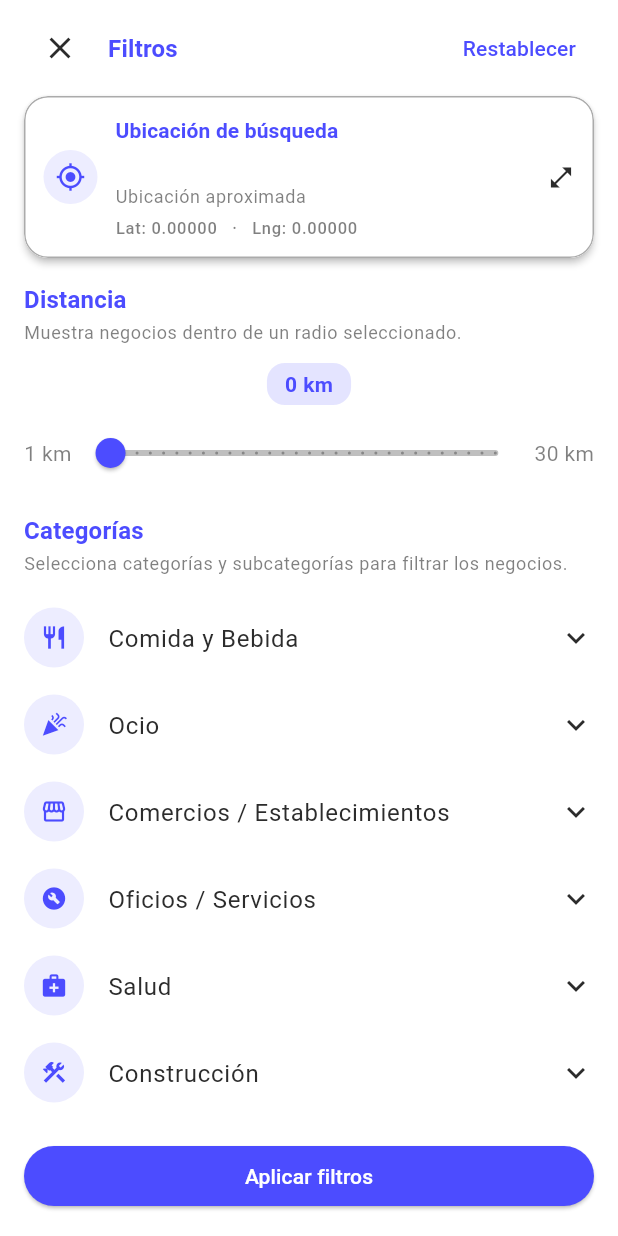
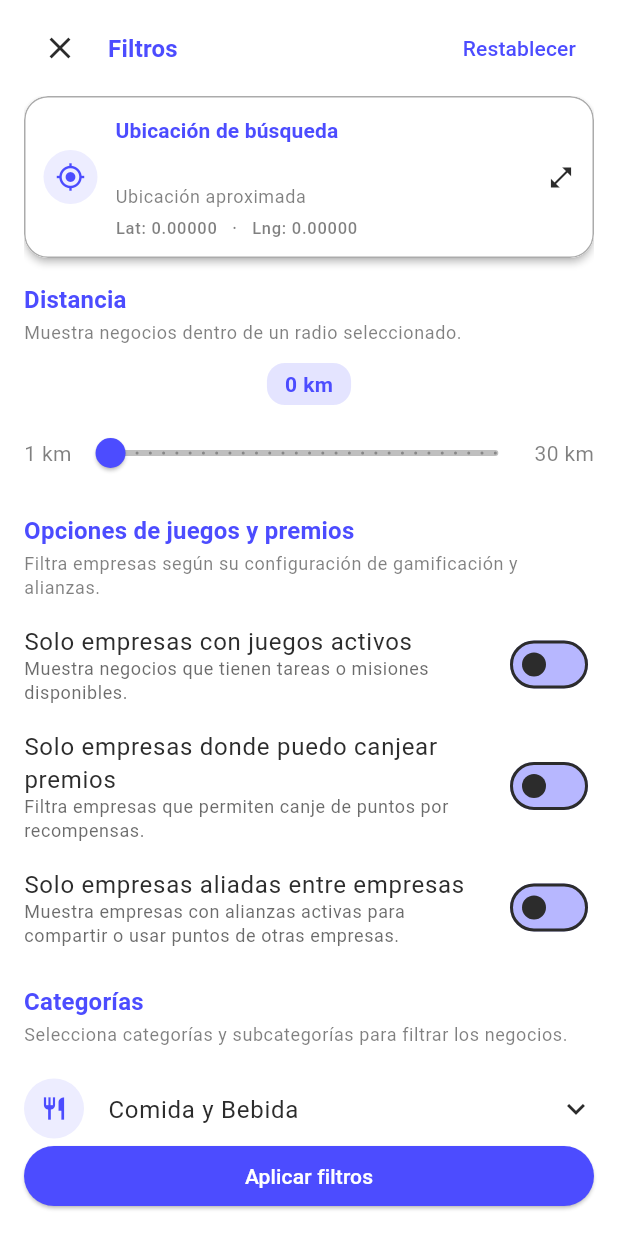
Before and after one commit to miku3ln/meetclic_app, a Flutter app: the BusinessFiltersBottomSheetOrganism widget shown alone on an empty page, opened directly with empty values, on a phone screen of 412 x 824 dp. Run offline on Flutter 3.47's test engine with Material 3 defaults, Android fonts, the light colour scheme and no system bars; our stand-ins replace app_links, dio, easy_localization, fl_chart, flutter_cache_manager, flutter_map and 11 more; missing offline and left inert: flutter_map_marker_popup, image_gallery_saver_plus, model_viewer_plus, record; accounts and stored records are empty; network calls fail; statements that could not run were skipped; project files that could hold a hidden picture were left out.

Commit message:
ready filters

```diff
--- a/lib/presentation/pages/business_map_page/state/business_filters_state.dart
+++ b/lib/presentation/pages/business_map_page/state/business_filters_state.dart
@@ -5,11 +5,18 @@ class BusinessFiltersState {
   final double radiusKm;
   final List<String> categoriesIds;
   final SearchLocationInfoModel? currentLocationInfo;
+  // 🔥 NUEVOS FILTROS
+  final bool onlyWithGamesActive;
+  final bool onlyWithRedeemableRewards;
+  final bool onlyAlliedCompanies;
   const BusinessFiltersState({
     required this.searchQuery,
     required this.radiusKm,
     required this.categoriesIds,
     required this.currentLocationInfo,
+    required this.onlyWithGamesActive,
+    required this.onlyWithRedeemableRewards,
+    required this.onlyAlliedCompanies,
   });
 
   factory BusinessFiltersState.initial() => const BusinessFiltersState(
@@ -17,6 +24,9 @@ class BusinessFiltersState {
     radiusKm: 10, // km por defecto
     categoriesIds: [],
     currentLocationInfo: null,
+    onlyWithGamesActive: false,
+    onlyWithRedeemableRewards: false,
+    onlyAlliedCompanies: false,
   );
 
   BusinessFiltersState copyWith({
@@ -24,12 +34,19 @@ class BusinessFiltersState {
     double? radiusKm,
     List<String>? categoriesIds,
     SearchLocationInfoModel? currentLocationInfo,
+    bool? onlyWithGamesActive,
+    bool? onlyWithRedeemableRewards,
+    bool? onlyAlliedCompanies,
   }) {
     return BusinessFiltersState(
       searchQuery: searchQuery ?? this.searchQuery,
       radiusKm: radiusKm ?? this.radiusKm,
       categoriesIds: categoriesIds ?? this.categoriesIds,
       currentLocationInfo: currentLocationInfo ?? this.currentLocationInfo,
+      onlyWithGamesActive: onlyWithGamesActive ?? this.onlyWithGamesActive,
+      onlyWithRedeemableRewards:
+          onlyWithRedeemableRewards ?? this.onlyWithRedeemableRewards,
+      onlyAlliedCompanies: onlyAlliedCompanies ?? this.onlyAlliedCompanies,
     );
   }
 }
--- /dev/null
+++ b/lib/presentation/pages/business_map_page/widgets/atoms/toggle_filter_tile_atom.dart
@@ -0,0 +1,80 @@
+import 'package:flutter/material.dart';
+
+/// 🎨 Configuración opcional de colores para el toggle.
+/// Si no la envías, se toma todo del Theme.
+class ToggleFilterTileColors {
+  final Color? titleColor;
+  final Color? subtitleColor;
+  final Color? activeColor;
+  final Color? activeTrackColor;
+  final Color? inactiveTrackColor;
+  final Color? tileColor;
+
+  const ToggleFilterTileColors({
+    this.titleColor,
+    this.subtitleColor,
+    this.activeColor,
+    this.activeTrackColor,
+    this.inactiveTrackColor,
+    this.tileColor,
+  });
+
+  factory ToggleFilterTileColors.fromTheme(ThemeData theme) {
+    final cs = theme.colorScheme;
+    return ToggleFilterTileColors(
+      titleColor: cs.onSurface,
+      subtitleColor: cs.onSurface.withOpacity(0.7),
+      activeColor: cs.primary,
+      activeTrackColor: cs.secondary,
+      inactiveTrackColor: cs.primary.withOpacity(0.4),
+      tileColor: Colors.transparent,
+    );
+  }
+}
+
+class ToggleFilterTileAtom extends StatelessWidget {
+  final String title;
+  final String subtitle;
+  final bool value;
+  final ValueChanged<bool> onChanged;
+
+  /// Opcional: permite personalizar colores. Si es null, se usan los del theme.
+  final ToggleFilterTileColors? colors;
+
+  const ToggleFilterTileAtom({
+    super.key,
+    required this.title,
+    required this.subtitle,
+    required this.value,
+    required this.onChanged,
+    this.colors,
+  });
+
+  @override
+  Widget build(BuildContext context) {
+    final theme = Theme.of(context);
+    final resolvedColors = colors ?? ToggleFilterTileColors.fromTheme(theme);
+
+    return SwitchListTile.adaptive(
+      contentPadding: EdgeInsets.zero,
+      tileColor: resolvedColors.tileColor,
+      activeColor: resolvedColors.activeColor,
+      activeTrackColor: resolvedColors.activeTrackColor,
+      inactiveTrackColor: resolvedColors.inactiveTrackColor,
+      title: Text(
+        title,
+        style: theme.textTheme.bodyLarge?.copyWith(
+          color: resolvedColors.titleColor,
+        ),
+      ),
+      subtitle: Text(
+        subtitle,
+        style: theme.textTheme.bodySmall?.copyWith(
+          color: resolvedColors.subtitleColor,
+        ),
+      ),
+      value: value,
+      onChanged: onChanged,
+    );
+  }
+}
--- /dev/null
+++ b/lib/presentation/pages/business_map_page/widgets/molecules/gamification_filters_molecule.dart
@@ -0,0 +1,83 @@
+import 'package:flutter/material.dart';
+
+import '../../theme/business_filters_colors.dart';
+import '../atoms/toggle_filter_tile_atom.dart';
+
+class GamificationFiltersMolecule extends StatelessWidget {
+  final BusinessFiltersColors colors;
+
+  final bool onlyWithGamesActive;
+  final bool onlyWithRedeemableRewards;
+  final bool onlyAlliedCompanies;
+
+  final ValueChanged<bool> onChangedOnlyWithGamesActive;
+  final ValueChanged<bool> onChangedOnlyWithRedeemableRewards;
+  final ValueChanged<bool> onChangedOnlyAlliedCompanies;
+
+  const GamificationFiltersMolecule({
+    super.key,
+    required this.colors,
+    required this.onlyWithGamesActive,
+    required this.onlyWithRedeemableRewards,
+    required this.onlyAlliedCompanies,
+    required this.onChangedOnlyWithGamesActive,
+    required this.onChangedOnlyWithRedeemableRewards,
+    required this.onChangedOnlyAlliedCompanies,
+  });
+
+  @override
+  Widget build(BuildContext context) {
+    final theme = Theme.of(context);
+
+    return Column(
+      crossAxisAlignment: CrossAxisAlignment.start,
+      children: [
+        // Título de sección
+        Align(
+          alignment: Alignment.centerLeft,
+          child: Text(
+            'Opciones de juegos y premios',
+            style: theme.textTheme.titleMedium?.copyWith(
+              fontWeight: FontWeight.w600,
+              color: colors.categoriesTitleColor,
+            ),
+          ),
+        ),
+        const SizedBox(height: 4),
+        Align(
+          alignment: Alignment.centerLeft,
+          child: Text(
+            'Filtra empresas según su configuración de gamificación y alianzas.',
+            style: theme.textTheme.bodySmall?.copyWith(
+              color: colors.categoriesSubtitleColor,
+            ),
+          ),
+        ),
+        const SizedBox(height: 8),
+
+        // 🔵 Switches (átomos reutilizables)
+        ToggleFilterTileAtom(
+          title: 'Solo empresas con juegos activos',
+          subtitle:
+              'Muestra negocios que tienen tareas o misiones disponibles.',
+          value: onlyWithGamesActive,
+          onChanged: onChangedOnlyWithGamesActive,
+        ),
+        ToggleFilterTileAtom(
+          title: 'Solo empresas donde puedo canjear premios',
+          subtitle:
+              'Filtra empresas que permiten canje de puntos por recompensas.',
+          value: onlyWithRedeemableRewards,
+          onChanged: onChangedOnlyWithRedeemableRewards,
+        ),
+        ToggleFilterTileAtom(
+          title: 'Solo empresas aliadas entre empresas',
+          subtitle:
+              'Muestra empresas con alianzas activas para compartir o usar puntos de otras empresas.',
+          value: onlyAlliedCompanies,
+          onChanged: onChangedOnlyAlliedCompanies,
+        ),
+      ],
+    );
+  }
+}
--- a/lib/presentation/pages/business_map_page/widgets/organisms/business_filters_bottom_sheet_organism.dart
+++ b/lib/presentation/pages/business_map_page/widgets/organisms/business_filters_bottom_sheet_organism.dart
@@ -7,6 +7,7 @@ import '../../models/search_location_info_model.dart';
 import '../../state/business_filters_state.dart';
 import '../../theme/business_filters_colors.dart';
 import '../molecules/category_expansion_molecule.dart';
+import '../molecules/gamification_filters_molecule.dart';
 import '../molecules/search_location_summary_card_molecule.dart';
 
 class BusinessFiltersBottomSheetOrganism extends StatefulWidget {
@@ -28,8 +29,15 @@ class _BusinessFiltersBottomSheetOrganismState
     extends State<BusinessFiltersBottomSheetOrganism> {
   late double _radiusKm;
   late Set<String> _selectedSubcategoryIds;
+
+  // 🔥 nuevos filtros locales
+  late bool _onlyWithGamesActive;
+  late bool _onlyWithRedeemableRewards;
+  late bool _onlyAlliedCompanies;
+
   SearchLocationInfoModel? get _locationInfo =>
       widget.initialState.currentLocationInfo;
+
   @override
   void initState() {
     super.initState();
@@ -37,12 +45,20 @@ class _BusinessFiltersBottomSheetOrganismState
     _selectedSubcategoryIds = Set<String>.from(
       widget.initialState.categoriesIds,
     );
+
+    _onlyWithGamesActive = widget.initialState.onlyWithGamesActive;
+    _onlyWithRedeemableRewards = widget.initialState.onlyWithRedeemableRewards;
+    _onlyAlliedCompanies = widget.initialState.onlyAlliedCompanies;
   }
 
   void _resetAll() {
     setState(() {
       _radiusKm = 10;
       _selectedSubcategoryIds.clear();
+
+      _onlyWithGamesActive = false;
+      _onlyWithRedeemableRewards = false;
+      _onlyAlliedCompanies = false;
     });
   }
 
@@ -50,6 +66,10 @@ class _BusinessFiltersBottomSheetOrganismState
     final newState = widget.initialState.copyWith(
       radiusKm: _radiusKm,
       categoriesIds: _selectedSubcategoryIds.toList(),
+
+      onlyWithGamesActive: _onlyWithGamesActive,
+      onlyWithRedeemableRewards: _onlyWithRedeemableRewards,
+      onlyAlliedCompanies: _onlyAlliedCompanies,
     );
     Navigator.of(context).pop<BusinessFiltersState>(newState);
   }
@@ -65,11 +85,17 @@ class _BusinessFiltersBottomSheetOrganismState
   }
 
   @override
+  @override
   Widget build(BuildContext context) {
     final theme = Theme.of(context);
     final colors = widget.colors ?? BusinessFiltersColors.fromTheme(theme);
 
-    final hasAnyFilter = _selectedSubcategoryIds.isNotEmpty || _radiusKm != 10;
+    final hasAnyFilter =
+        _selectedSubcategoryIds.isNotEmpty ||
+        _radiusKm != 10 ||
+        _onlyWithGamesActive ||
+        _onlyWithRedeemableRewards ||
+        _onlyAlliedCompanies;
 
     final bgButton = hasAnyFilter
         ? colors.applyButtonBackgroundColor
@@ -84,9 +110,12 @@ class _BusinessFiltersBottomSheetOrganismState
         child: Padding(
           padding: const EdgeInsets.fromLTRB(16, 8, 16, 16),
           child: Column(
-            mainAxisSize: MainAxisSize.min,
+            // 👇 importante para poder usar Expanded
+            mainAxisSize: MainAxisSize.max,
             children: [
+              // =====================================================
               // HEADER
+              // =====================================================
               Row(
                 children: [
                   IconButton(
@@ -114,9 +143,15 @@ class _BusinessFiltersBottomSheetOrganismState
               const SizedBox(height: 8),
 
               // =====================================================
-              // 🌍 SECCIÓN PRINCIPAL: UBICACIÓN DE BÚSQUEDA
-              // Card que se expande a pantalla completa (parent-child)
+              // CONTENIDO SCROLLEABLE
               // =====================================================
+              Expanded(
+                child: SingleChildScrollView(
+                  physics: const BouncingScrollPhysics(),
+                  child: Column(
+                    crossAxisAlignment: CrossAxisAlignment.start,
+                    children: [
+                      // 🌍 UBICACIÓN DE BÚSQUEDA
                       if (_locationInfo != null) ...[
                         OpenContainer(
                           transitionType: ContainerTransitionType.fadeThrough,
@@ -130,14 +165,12 @@ class _BusinessFiltersBottomSheetOrganismState
                           ),
                           closedColor: colors.headerBackgroundColor,
                           openColor: theme.scaffoldBackgroundColor,
-                  // Vista "cerrada": card dentro del bottom sheet
                           closedBuilder: (context, openContainer) =>
                               SearchLocationSummaryCard(
                                 info: _locationInfo!,
                                 colors: colors,
                                 onTap: openContainer,
                               ),
-                  // Vista "abierta": pantalla completa con más detalle
                           openBuilder: (context, closeContainer) =>
                               SearchLocationDetailOrganism(
                                 info: _locationInfo!,
@@ -173,7 +206,6 @@ class _BusinessFiltersBottomSheetOrganismState
                       Column(
                         crossAxisAlignment: CrossAxisAlignment.start,
                         children: [
-                  // --- Valor seleccionado (siempre visible)
                           Row(
                             children: [
                               const Spacer(),
@@ -183,9 +215,8 @@ class _BusinessFiltersBottomSheetOrganismState
                                   vertical: 4,
                                 ),
                                 decoration: BoxDecoration(
-                          color: colors.distanceSliderActiveColor.withOpacity(
-                            0.15,
-                          ),
+                                  color: colors.distanceSliderActiveColor
+                                      .withOpacity(0.15),
                                   borderRadius: BorderRadius.circular(12),
                                 ),
                                 child: Text(
@@ -199,20 +230,20 @@ class _BusinessFiltersBottomSheetOrganismState
                               const Spacer(),
                             ],
                           ),
-
                           const SizedBox(height: 8),
-
-                  // --- Slider con numeración lateral
                           Row(
                             children: [
                               Text(
                                 '1 km',
-                        style: TextStyle(color: colors.distanceLabelColor),
+                                style: TextStyle(
+                                  color: colors.distanceLabelColor,
+                                ),
                               ),
                               Expanded(
                                 child: SliderTheme(
                                   data: SliderTheme.of(context).copyWith(
-                            activeTrackColor: colors.distanceSliderActiveColor,
+                                    activeTrackColor:
+                                        colors.distanceSliderActiveColor,
                                     inactiveTrackColor:
                                         colors.distanceSliderInactiveColor,
                                     thumbColor: colors.distanceSliderThumbColor,
@@ -230,11 +261,31 @@ class _BusinessFiltersBottomSheetOrganismState
                               ),
                               Text(
                                 '30 km',
-                        style: TextStyle(color: colors.distanceLabelColor),
+                                style: TextStyle(
+                                  color: colors.distanceLabelColor,
+                                ),
                               ),
                             ],
                           ),
                         ],
+                      ),
+
+                      const SizedBox(height: 16),
+                      // 🔥 OPCIONES DE JUEGOS Y PREMIOS
+                      GamificationFiltersMolecule(
+                        colors: colors,
+                        onlyWithGamesActive: _onlyWithGamesActive,
+                        onlyWithRedeemableRewards: _onlyWithRedeemableRewards,
+                        onlyAlliedCompanies: _onlyAlliedCompanies,
+                        onChangedOnlyWithGamesActive: (value) {
+                          setState(() => _onlyWithGamesActive = value);
+                        },
+                        onChangedOnlyWithRedeemableRewards: (value) {
+                          setState(() => _onlyWithRedeemableRewards = value);
+                        },
+                        onChangedOnlyAlliedCompanies: (value) {
+                          setState(() => _onlyAlliedCompanies = value);
+                        },
                       ),
 
                       const SizedBox(height: 16),
@@ -262,9 +313,10 @@ class _BusinessFiltersBottomSheetOrganismState
                       ),
                       const SizedBox(height: 12),
 
-              Flexible(
-                child: ListView.builder(
+                      // 👇 ListView embebido dentro del scroll
+                      ListView.builder(
                         shrinkWrap: true,
+                        physics: const NeverScrollableScrollPhysics(),
                         itemCount: kFilterCategories.length,
                         itemBuilder: (_, index) {
                           final category = kFilterCategories[index];
@@ -276,10 +328,16 @@ class _BusinessFiltersBottomSheetOrganismState
                           );
                         },
                       ),
+
+                      const SizedBox(height: 16),
+                    ],
                   ),
-              const SizedBox(height: 8),
+                ),
+              ),
 
-              // BOTÓN APLICAR
+              // =====================================================
+              // BOTÓN APLICAR (FIJO ABAJO)
+              // =====================================================
               SizedBox(
                 width: double.infinity,
                 child: ElevatedButton(
```
Also changed, not shown: lib/domain/repositories/business_repository.dart (+4 -7 lines), lib/domain/usecases/get_nearby_businesses_usecase.dart (+5 -14 lines), lib/infrastructure/repositories/implementations/business_repository_impl.dart (+12 -14 lines), lib/presentation/pages/business_map_page.dart (+12 -6 lines), lib/presentation/pages/business_map_page/models/business_search_params.dart (added, +71 -0 lines), lib/presentation/pages/business_map_page/services/business_map_service.dart (+4 -12 lines). Lines whose indentation alone changed are shown as unchanged.
